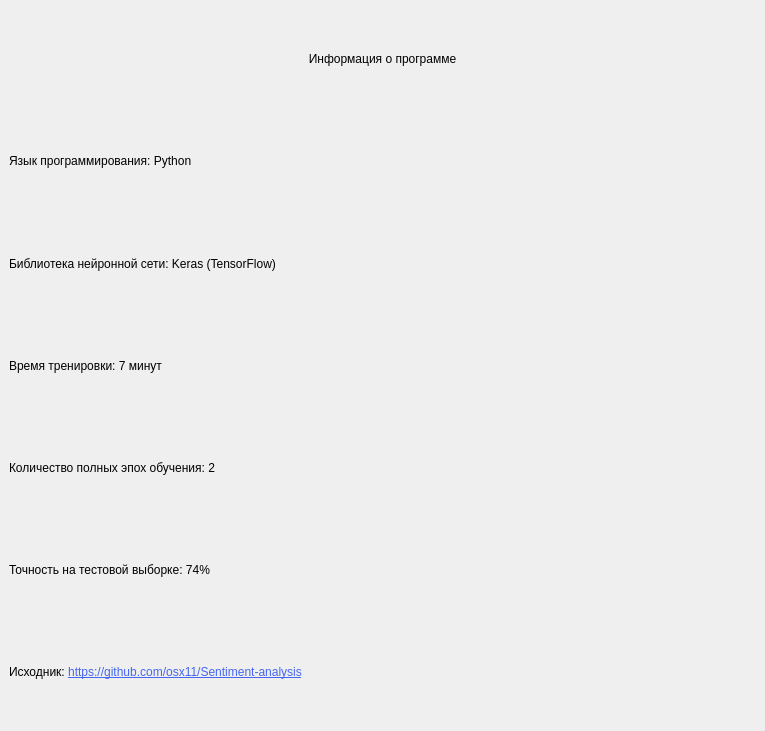
First picture: the form in gui_src/information.ui, repository osx11/Sentiment-analysis, before the edit.
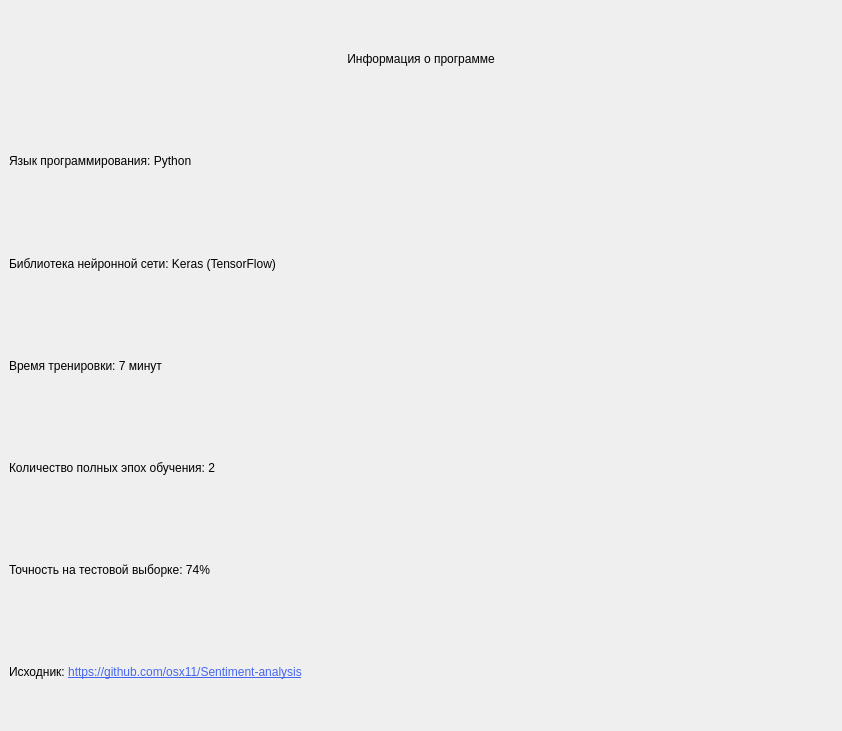
Second picture: the form after the edit.

Patch:
```diff
--- a/gui_src/information.ui
+++ b/gui_src/information.ui
@@ -6,7 +6,7 @@
    <rect>
     <x>0</x>
     <y>0</y>
-    <width>765</width>
+    <width>842</width>
     <height>731</height>
    </rect>
   </property>
```
